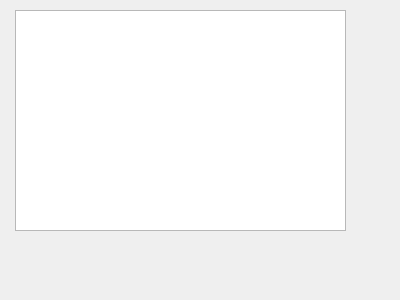
Above: OS-monitor/form2.ui from grimcake/OS-monitor before the change. Below: the same form after it.
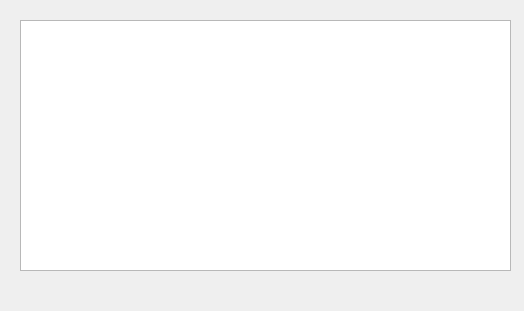
That is the form after the change.

Patch:
```diff
--- a/OS-monitor/form2.ui
+++ b/OS-monitor/form2.ui
@@ -6,20 +6,20 @@
    <rect>
     <x>0</x>
     <y>0</y>
-    <width>400</width>
-    <height>300</height>
+    <width>524</width>
+    <height>311</height>
    </rect>
   </property>
   <property name="windowTitle">
    <string>Form</string>
   </property>
-  <widget class="QListWidget" name="listWidget">
+  <widget class="QTextBrowser" name="textBrowser">
    <property name="geometry">
     <rect>
-     <x>15</x>
-     <y>10</y>
-     <width>331</width>
-     <height>221</height>
+     <x>20</x>
+     <y>20</y>
+     <width>491</width>
+     <height>251</height>
     </rect>
    </property>
   </widget>
```
